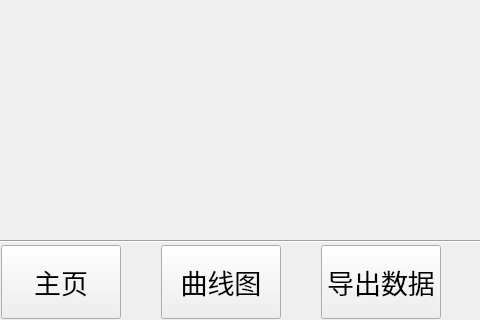
The window that PM25-Sever/MainWindow.ui (rencaiji2/PM2.5-Sever) describes before a commit, drawn with Qt 5; both pictures show x 0 to 480 and y 320 to 640 of the 1140 by 640 pixel window.
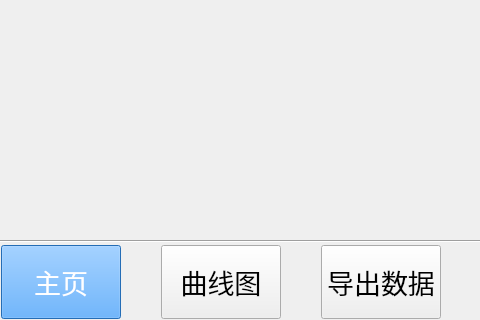
The same window after the commit.

Commit message: mainwindow下方按钮增加选中状态提示；基本完成主界面的功能，剩余上下线功能未实现

The edit to the form file:
```diff
--- a/PM25-Sever/MainWindow.ui
+++ b/PM25-Sever/MainWindow.ui
@@ -32,7 +32,7 @@
      </rect>
     </property>
     <property name="styleSheet">
-     <string notr="true">QPushButton{font-size: 20pt;}</string>
+     <string notr="true">QPushButton{background-color:rgb(51, 153, 255); color: white;font-size: 20pt;}</string>
     </property>
     <property name="text">
      <string>主页</string>
```
The commit also changes 5 other files.
